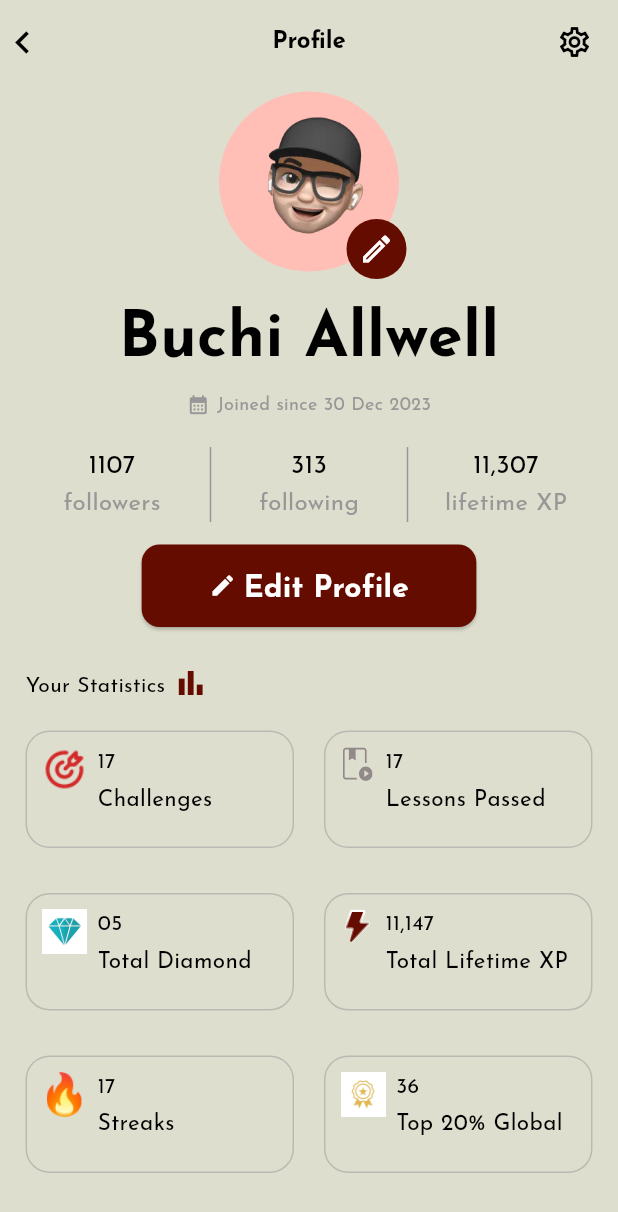
After one commit to DavidOrakpo/czarChallenge, a Flutter app: the ProfilePage screen opened by its route, on a phone screen of 412 x 824 dp. The commit adds this screen. Shown: the top 1212 px of the screen. Run offline on Flutter 3.47's test engine with Material 3 defaults, Android fonts, the phone set to English and light mode, and no system bars; our stand-ins replace dio, dotted_border, flutter_animate, flutter_easyloading, flutter_riverpod, flutter_svg and 6 more; missing offline and left inert: dio_smart_retry; accounts and stored records are empty.

Commit message:
feat: profile screen added

```diff
--- a/lib/core/Enums/enum.dart
+++ b/lib/core/Enums/enum.dart
@@ -32,6 +32,57 @@ enum Interests {
 
   const Interests({required this.title});
   final String title;
+}
+
+enum ProfileStats {
+  Challenges(
+    title: "Challenges",
+    amount: "17",
+    isSVG: false,
+    imageAsset: "assets/icons/target.png",
+  ),
+  LessonsPassed(
+    title: "Lessons Passed",
+    amount: "17",
+    isSVG: true,
+    imageAsset: "assets/icons/lesson_icon.svg",
+  ),
+  DiamondGem(
+    title: "Total Diamond",
+    amount: "05",
+    imageAsset: "assets/icons/diamond_icon.jpg",
+    isSVG: false,
+  ),
+  LifetimeXP(
+    title: "Total Lifetime XP",
+    amount: "11,147",
+    imageAsset: "assets/icons/lightning_bolt.svg",
+    isSVG: true,
+  ),
+  Streaks(
+    title: "Streaks",
+    amount: "17",
+    imageAsset: "assets/icons/fire_icon.png",
+    isSVG: false,
+  ),
+  TopPercent(
+    title: "Top 20% Global",
+    amount: "36",
+    imageAsset: "assets/icons/badge_image.jpg",
+    isSVG: false,
+  ),
+  ;
+
+  const ProfileStats(
+      {required this.title,
+      required this.isSVG,
+      required this.imageAsset,
+      required this.amount});
+
+  final String title;
+  final String imageAsset;
+  final bool isSVG;
+  final String amount;
 }
 
 enum Lessons {
--- a/lib/core/Utilities/routes/routes.dart
+++ b/lib/core/Utilities/routes/routes.dart
@@ -9,6 +9,7 @@ import 'package:template/presentation/views/Games/Pages/games.dart';
 import 'package:template/presentation/views/Home/pages/bottom_nav_manager.dart';
 import 'package:template/presentation/views/Home/pages/home_page.dart';
 import 'package:template/presentation/views/Lesson/Pages/lessons.dart';
+import 'package:template/presentation/views/Profile/Pages/profile.dart';
 import 'package:template/presentation/views/Speaking/Pages/speaking.dart';
 import 'package:template/presentation/views/Streaks/Pages/streaks.dart';
 import 'package:template/presentation/views/onboarding/pages/interests.dart';
@@ -55,6 +56,19 @@ class AppRoutes {
               key: state.pageKey,
               duration: const Duration(milliseconds: 350),
               child: const StreaksPage(),
+            );
+          },
+        ),
+        GoRoute(
+          path: "/profile",
+          name: ProfilePage.routeIdentifier,
+          parentNavigatorKey: AppNavigator().navKey,
+          builder: (context, state) => const ProfilePage(),
+          pageBuilder: (context, state) {
+            return CustomFadeTransition(
+              key: state.pageKey,
+              // duration: const Duration(milliseconds: 350),
+              child: const ProfilePage(),
             );
           },
         ),
--- a/lib/presentation/styles/theme.dart
+++ b/lib/presentation/styles/theme.dart
@@ -155,7 +155,7 @@ class Styles {
         // elevation: 40,
         surfaceTintColor: Colors.transparent,
         indicatorColor: Colors.transparent,
-        overlayColor: MaterialStateProperty.all(Colors.transparent),
+        // overlayColor: MaterialStateProperty.all(Colors.transparent),
         // labelBehavior: NavigationDestinationLabelBehavior.alwaysHide,
         labelTextStyle: MaterialStateProperty.resolveWith((state) {
           if (state.contains(MaterialState.selected)) {
--- a/lib/presentation/views/Home/pages/home_page.dart
+++ b/lib/presentation/views/Home/pages/home_page.dart
@@ -2,12 +2,14 @@ import 'package:flutter/material.dart';
 import 'package:flutter_animate/flutter_animate.dart';
 import 'package:flutter_riverpod/flutter_riverpod.dart';
 import 'package:flutter_svg/flutter_svg.dart';
+import 'package:go_router/go_router.dart';
 import 'package:template/core/Extensions/extensions.dart';
 import 'package:template/presentation/styles/app_colors.dart';
 import 'package:template/presentation/styles/spacing.dart';
 import 'package:template/presentation/styles/text_styles.dart';
 import 'package:template/presentation/views/Home/widgets/mini_app_bar.dart';
 import 'package:template/presentation/views/Home/widgets/sphere_tile.dart';
+import 'package:template/presentation/views/Profile/Pages/profile.dart';
 
 class HomePage extends ConsumerStatefulWidget {
   static const routeIdentifier = "HOME_PAGE";
@@ -23,6 +25,7 @@ class _HomePageState extends ConsumerState<HomePage> {
     return Scaffold(
       body: SafeArea(
         child: SingleChildScrollView(
+          physics: const BouncingScrollPhysics(),
           child: Padding(
             padding:
                 AppSpacings.horizontalPadding.copyWith(bottom: 20, top: 20),
@@ -36,12 +39,20 @@ class _HomePageState extends ConsumerState<HomePage> {
                       child: MiniAppBar(),
                     ),
                     15.0.horizontalSpace(),
-                    CircleAvatar(
-                      backgroundColor: const Color(0xFFFFBFB6),
-                      child: Image.asset(
-                        "assets/icons/profile_icon.png",
-                        height: 70,
-                        width: 70,
+                    GestureDetector(
+                      onTap: () {
+                        context.pushNamed(ProfilePage.routeIdentifier);
+                      },
+                      child: Hero(
+                        tag: "profileImage",
+                        child: CircleAvatar(
+                          backgroundColor: const Color(0xFFFFBFB6),
+                          child: Image.asset(
+                            "assets/icons/profile_icon.png",
+                            height: 70,
+                            width: 70,
+                          ),
+                        ),
                       ),
                     )
                   ],
--- a/lib/presentation/views/Lesson/Pages/lessons.dart
+++ b/lib/presentation/views/Lesson/Pages/lessons.dart
@@ -78,8 +78,11 @@ class _LessonsPageState extends ConsumerState<LessonsPage>
                   clipBehavior: Clip.none,
                   controller: tabController,
                   children: [
-                    ListView.separated(
+                    ScrollConfiguration(
+                      behavior: MyScrollBehaviour(),
+                      child: ListView.separated(
                         itemCount: Lessons.values.length,
+                        physics: const BouncingScrollPhysics(),
                         shrinkWrap: true,
                         // clipBehavior: Clip.none,
                         separatorBuilder: (context, index) =>
@@ -98,6 +101,7 @@ class _LessonsPageState extends ConsumerState<LessonsPage>
                             ),
                           );
                         },
+                      ),
                     ),
                     // Container(
                     //   color: Colors.red,
--- /dev/null
+++ b/lib/presentation/views/Profile/Pages/profile.dart
@@ -0,0 +1,296 @@
+import 'package:flutter/material.dart';
+import 'package:flutter_svg/flutter_svg.dart';
+import 'package:go_router/go_router.dart';
+import 'package:template/core/Enums/enum.dart';
+import 'package:template/core/Extensions/extensions.dart';
+import 'package:template/presentation/styles/app_colors.dart';
+import 'package:template/presentation/styles/spacing.dart';
+import 'package:template/presentation/styles/text_styles.dart';
+import 'package:template/presentation/views/components/primary_button.dart';
+
+class ProfilePage extends StatefulWidget {
+  static const routeIdentifier = "PROFILE_PAGE";
+  const ProfilePage({super.key});
+
+  @override
+  State<ProfilePage> createState() => _ProfilePageState();
+}
+
+class _ProfilePageState extends State<ProfilePage> {
+  @override
+  Widget build(BuildContext context) {
+    final size = MediaQuery.sizeOf(context);
+    return Scaffold(
+      appBar: AppBar(
+        backgroundColor: Colors.transparent,
+        leading: GestureDetector(
+          onTap: () {
+            context.pop();
+          },
+          child: const Icon(
+            Icons.chevron_left,
+            size: 30,
+          ),
+        ),
+        leadingWidth: 30,
+        // titleSpacing: 0,
+        centerTitle: true,
+        title: Text(
+          "Profile",
+          style: AppTextStyle.bodyThree.copyWith(
+            color: AppColors.black,
+            fontSize: 16,
+            fontWeight: FontWeight.bold,
+          ),
+        ),
+        actions: [
+          const Icon(
+            Icons.settings_outlined,
+          ).padding(
+            padding: const EdgeInsets.only(
+              right: 17,
+            ),
+          )
+        ],
+      ),
+      body: SafeArea(
+        child: SingleChildScrollView(
+          child: Padding(
+            padding: AppSpacings.horizontalPadding,
+            child: Column(
+              mainAxisAlignment: MainAxisAlignment.start,
+              crossAxisAlignment: CrossAxisAlignment.start,
+              children: [
+                Align(
+                  alignment: Alignment.center,
+                  child: SizedBox(
+                    height: 130,
+                    width: 130,
+                    child: Hero(
+                      tag: "profileImage",
+                      child: Center(
+                        child: Stack(
+                          alignment: Alignment.center,
+                          children: [
+                            CircleAvatar(
+                              radius: 60,
+                              backgroundColor: const Color(0xFFFFBFB6),
+                              child: Image.asset(
+                                "assets/icons/profile_iicon.png",
+                                fit: BoxFit.cover,
+                              ),
+                            ),
+                            const Align(
+                              alignment: Alignment.bottomRight,
+                              child: CircleAvatar(
+                                backgroundColor: AppColors.action,
+                                child: Icon(
+                                  Icons.edit_outlined,
+                                  color: Colors.white,
+                                ),
+                              ),
+                            )
+                          ],
+                        ),
+                      ),
+                    ),
+                  ),
+                ),
+                5.0.verticalSpace(),
+                Center(
+                  child: Text(
+                    "Buchi Allwell",
+                    style: AppTextStyle.headerOne,
+                  ),
+                ),
+                // 10.0.verticalSpace(),
+                Center(
+                  child: Row(
+                    mainAxisAlignment: MainAxisAlignment.center,
+                    children: [
+                      const Icon(
+                        Icons.calendar_month,
+                        color: AppColors.textGray,
+                        size: 15,
+                      ),
+                      5.0.horizontalSpace(),
+                      Text(
+                        "Joined since 30 Dec 2023",
+                        style: AppTextStyle.bodyFive.copyWith(
+                          fontWeight: FontWeight.normal,
+                          color: AppColors.textGray,
+                        ),
+                      )
+                    ],
+                  ),
+                ),
+                20.0.verticalSpace(),
+                IntrinsicHeight(
+                  child: Row(
+                    children: [
+                      Expanded(
+                        child: Column(
+                          children: [
+                            Text(
+                              "1107",
+                              style: AppTextStyle.bodyThree.copyWith(
+                                fontSize: 17,
+                              ),
+                            ),
+                            Text(
+                              "followers",
+                              style: AppTextStyle.bodyThree.copyWith(
+                                fontSize: 16,
+                                color: AppColors.textGray,
+                              ),
+                            )
+                          ],
+                        ),
+                      ),
+                      const VerticalDivider(
+                        color: AppColors.textGray,
+                        thickness: 1,
+
+                        // indent: 20,
+                      ),
+                      Expanded(
+                        child: Column(
+                          children: [
+                            Text(
+                              "313",
+                              style: AppTextStyle.bodyThree.copyWith(
+                                fontSize: 17,
+                              ),
+                            ),
+                            Text(
+                              "following",
+                              style: AppTextStyle.bodyThree.copyWith(
+                                fontSize: 16,
+                                color: AppColors.textGray,
+                              ),
+                            )
+                          ],
+                        ),
+                      ),
+                      const VerticalDivider(
+                        color: AppColors.textGray,
+                        thickness: 1,
+                      ),
+                      Expanded(
+                        child: Column(
+                          children: [
+                            Text(
+                              "11,307",
+                              style: AppTextStyle.bodyThree.copyWith(
+                                fontSize: 17,
+                              ),
+                            ),
+                            Text(
+                              "lifetime XP",
+                              style: AppTextStyle.bodyThree.copyWith(
+                                fontSize: 16,
+                                color: AppColors.textGray,
+                              ),
+                            )
+                          ],
+                        ),
+                      ),
+                    ],
+                  ),
+                ),
+                15.0.verticalSpace(),
+                Center(
+                  child: PrimaryButton(
+                    icon: Icons.edit,
+                    cornerRadius: 12,
+                    iconColor: AppColors.white,
+                    backgroundColor: AppColors.action,
+                    hasIcon: true,
+                    text: "Edit Profile",
+                    onPressed: () {},
+                  ),
+                ),
+                25.0.verticalSpace(),
+                Row(
+                  mainAxisAlignment: MainAxisAlignment.start,
+                  crossAxisAlignment: CrossAxisAlignment.end,
+                  children: [
+                    const Text(
+                      "Your Statistics",
+                    ),
+                    5.0.horizontalSpace(),
+                    const Icon(
+                      Icons.bar_chart,
+                      color: AppColors.action,
+                    )
+                  ],
+                ),
+                20.0.verticalSpace(),
+                GridView.builder(
+                  physics: const NeverScrollableScrollPhysics(),
+                  gridDelegate: const SliverGridDelegateWithFixedCrossAxisCount(
+                    crossAxisCount: 2,
+                    childAspectRatio: 16 / 7,
+                    crossAxisSpacing: 20,
+                    mainAxisSpacing: 30,
+                  ),
+                  itemCount: ProfileStats.values.length,
+                  shrinkWrap: true,
+                  itemBuilder: (context, index) {
+                    var item = ProfileStats.values[index];
+                    return Container(
+                      padding: const EdgeInsets.symmetric(
+                          horizontal: 10, vertical: 10),
+                      decoration: BoxDecoration(
+                        borderRadius: BorderRadius.circular(16),
+                        border: Border.all(
+                          color: AppColors.textGray.withOpacity(0.5),
+                        ),
+                      ),
+                      child: Row(
+                        mainAxisAlignment: MainAxisAlignment.start,
+                        crossAxisAlignment: CrossAxisAlignment.start,
+                        mainAxisSize: MainAxisSize.min,
+                        children: [
+                          item.isSVG
+                              ? SvgPicture.asset(
+                                  item.imageAsset,
+                                  height: 23,
+                                  width: 23,
+                                )
+                              : Image.asset(
+                                  item.imageAsset,
+                                  height: 30,
+                                  width: 30,
+                                ),
+                          7.0.horizontalSpace(),
+                          Column(
+                            mainAxisAlignment: MainAxisAlignment.start,
+                            crossAxisAlignment: CrossAxisAlignment.start,
+                            children: [
+                              Text(
+                                item.amount,
+                                style: AppTextStyle.bodyThree.copyWith(),
+                              ),
+                              3.0.verticalSpace(),
+                              Text(
+                                item.title,
+                                maxLines: 1,
+                                style: AppTextStyle.bodyThree.copyWith(
+                                    fontSize: 15, overflow: TextOverflow.fade),
+                              )
+                            ],
+                          )
+                        ],
+                      ),
+                    );
+                  },
+                )
+              ],
+            ),
+          ),
+        ),
+      ),
+    );
+  }
+}
--- a/lib/presentation/views/components/primary_button.dart
+++ b/lib/presentation/views/components/primary_button.dart
@@ -95,20 +95,20 @@ class PrimaryButton extends StatelessWidget {
                     crossAxisAlignment: CrossAxisAlignment.center,
                     mainAxisSize: MainAxisSize.min,
                     children: [
+                      Icon(
+                        icon!,
+                        color: iconColor,
+                        size: 18,
+                      ),
+                      const SizedBox(
+                        width: 5,
+                      ),
                       Text(
                         text,
                         style: AppTextStyle.buttonText.copyWith(
                           color: textColor,
                           fontSize: fontSize,
                         ),
-                      ),
-                      const SizedBox(
-                        width: 5,
-                      ),
-                      Icon(
-                        icon!,
-                        color: iconColor,
-                        size: 18,
                       ),
                     ],
                   )
```
Also changed, not shown: assets/icons/badge_image.jpg (added), assets/icons/diamond_icon.jpg (added), assets/icons/profile_iicon.png (added). Lines whose indentation alone changed are shown as unchanged.
